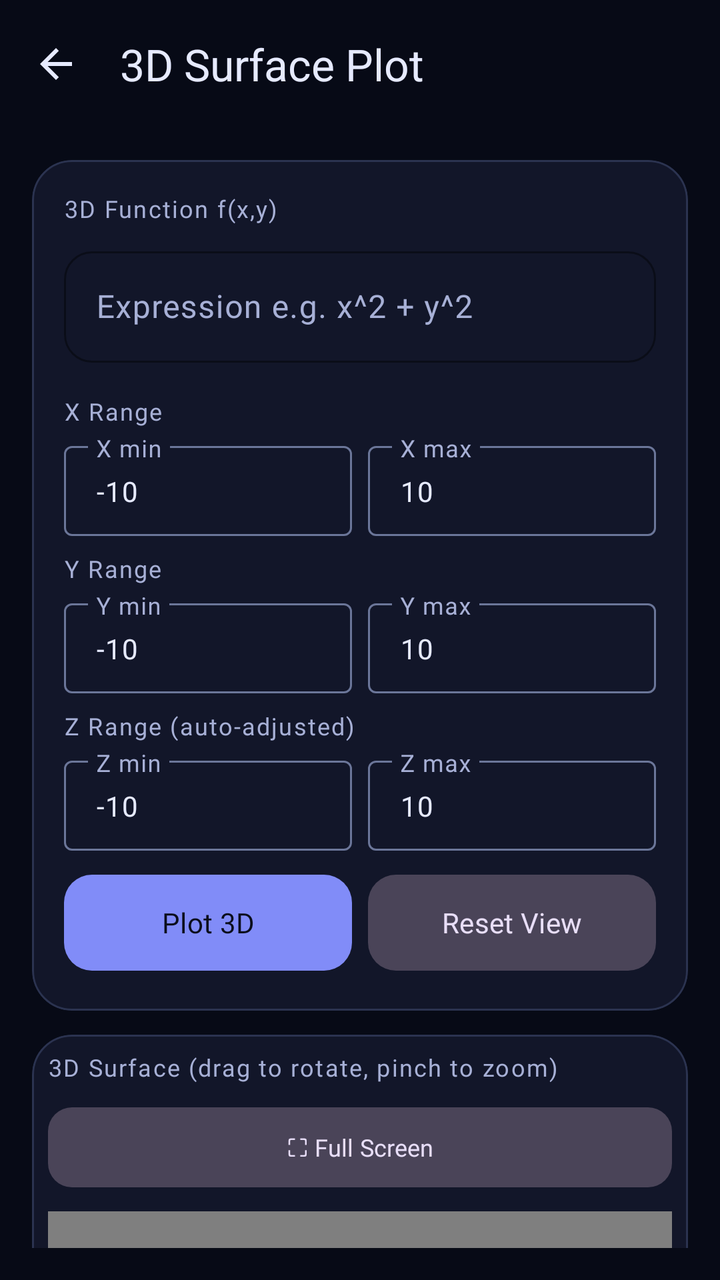
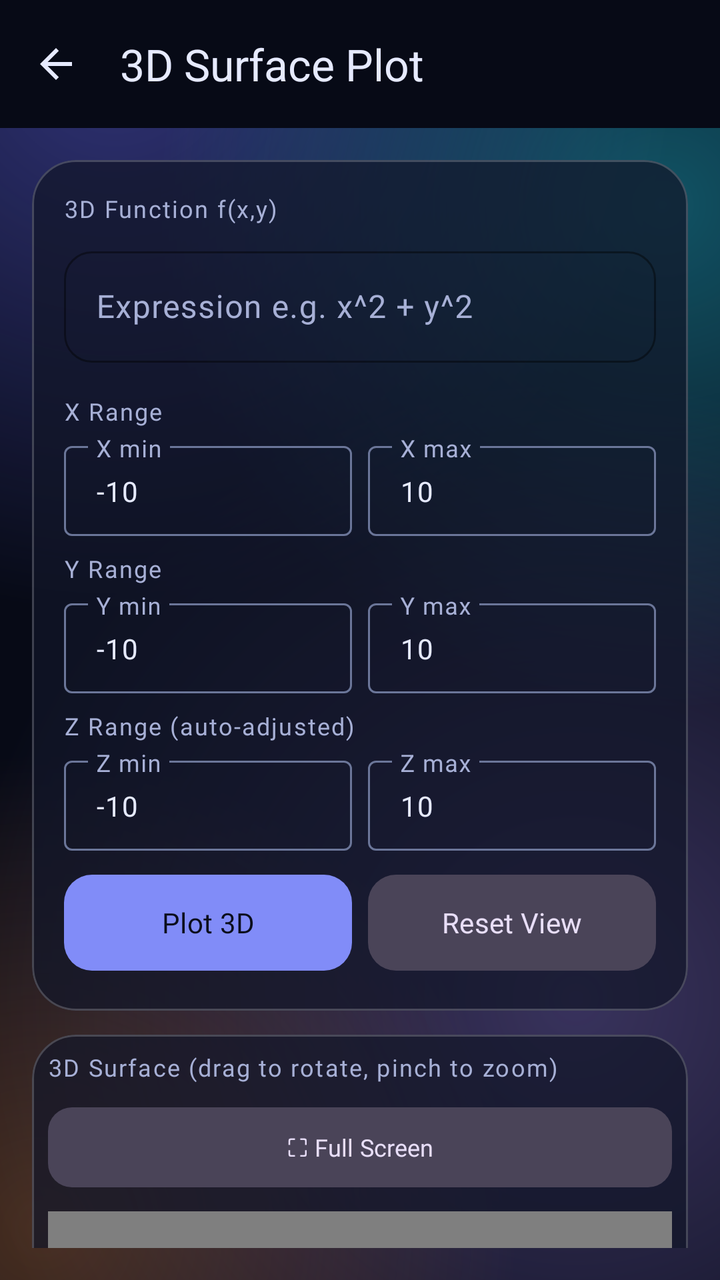

An Android layout rendered at two revisions. The XML below is the earlier revision; the diff shows what the commit changed to produce the second picture.
<!-- AndroidManifest.xml: application theme Theme.SuperCalc -->
<!-- res/layout/activity_plot_3d.xml -->
<?xml version="1.0" encoding="utf-8"?>
<androidx.coordinatorlayout.widget.CoordinatorLayout
    xmlns:android="http://schemas.android.com/apk/res/android"
    xmlns:app="http://schemas.android.com/apk/res-auto"
    android:layout_width="match_parent"
    android:layout_height="match_parent"
    android:background="@color/sc_void"
    android:fitsSystemWindows="true">

    <com.google.android.material.appbar.AppBarLayout
        android:layout_width="match_parent"
        android:layout_height="wrap_content"
        android:background="@color/sc_void">

        <com.google.android.material.appbar.MaterialToolbar
            android:id="@+id/toolbar"
            android:layout_width="match_parent"
            android:layout_height="?attr/actionBarSize"
            app:navigationIcon="@drawable/ic_back"
            app:title="3D Surface Plot"
            app:titleTextColor="@color/m3_on_surface" />

    </com.google.android.material.appbar.AppBarLayout>

    <androidx.core.widget.NestedScrollView
        android:layout_width="match_parent"
        android:layout_height="match_parent"
        android:paddingStart="16dp"
        android:paddingEnd="16dp"
        android:paddingTop="16dp"
        android:paddingBottom="16dp"
        app:layout_behavior="@string/appbar_scrolling_view_behavior">

        <LinearLayout
            android:layout_width="match_parent"
            android:layout_height="wrap_content"
            android:orientation="vertical">

            <com.google.android.material.card.MaterialCardView
                style="@style/Widget.SuperCalc.Card"
                android:layout_width="match_parent"
                android:layout_height="wrap_content"
                android:layout_marginBottom="12dp">

                <LinearLayout
                    android:layout_width="match_parent"
                    android:layout_height="wrap_content"
                    android:orientation="vertical"
                    android:padding="16dp">

                    <TextView
                        android:text="@string/plot_3d_title"
                        android:textSize="12sp"
                        android:textColor="@color/m3_on_surface_variant"
                        android:fontFamily="@font/outfit_regular"
                        android:letterSpacing="0.06"
                        android:layout_marginBottom="8dp"
                        android:layout_width="wrap_content"
                        android:layout_height="wrap_content" />

                    <com.google.android.material.textfield.TextInputLayout
                        style="@style/Widget.SuperCalc.TextInput"
                        android:layout_width="match_parent"
                        android:layout_height="wrap_content"
                        android:hint="@string/hint_expr_3d"
                        app:hintTextColor="@color/m3_outline"
                        android:layout_marginBottom="8dp">

                        <com.google.android.material.textfield.TextInputEditText
                            android:id="@+id/expr_3d_input"
                            android:layout_width="match_parent"
                            android:layout_height="wrap_content"
                            android:textColor="@color/m3_on_surface"
                            android:textSize="16sp"
                            android:fontFamily="@font/jetbrains_mono"
                            android:singleLine="true"
                            android:inputType="text" />

                    </com.google.android.material.textfield.TextInputLayout>

                    <TextView
                        android:text="@string/x_range"
                        android:textSize="12sp"
                        android:textColor="@color/m3_on_surface_variant"
                        android:fontFamily="@font/outfit_regular"
                        android:letterSpacing="0.06"
                        android:layout_marginTop="8dp"
                        android:layout_marginBottom="4dp"
                        android:layout_width="wrap_content"
                        android:layout_height="wrap_content" />

                    <LinearLayout
                        android:layout_width="match_parent"
                        android:layout_height="wrap_content"
                        android:orientation="horizontal"
                        android:layout_marginBottom="4dp">

                        <com.google.android.material.textfield.TextInputLayout
                            android:layout_width="0dp"
                            android:layout_weight="1"
                            android:layout_height="wrap_content"
                            android:hint="@string/hint_x_min"
                            style="@style/Widget.Material3.TextInputLayout.OutlinedBox.Dense"
                            app:hintTextColor="@color/m3_outline"
                            android:layout_marginEnd="4dp">

                            <com.google.android.material.textfield.TextInputEditText
                                android:id="@+id/x_min_3d_input"
                                android:layout_width="match_parent"
                                android:layout_height="wrap_content"
                                android:text="-10"
                                android:fontFamily="@font/jetbrains_mono"
                                android:textSize="14sp"
                                android:textColor="@color/m3_on_surface"
                                android:singleLine="true"
                                android:inputType="numberDecimal|numberSigned" />

                        </com.google.android.material.textfield.TextInputLayout>

                        <com.google.android.material.textfield.TextInputLayout
                            android:layout_width="0dp"
                            android:layout_weight="1"
                            android:layout_height="wrap_content"
                            android:hint="@string/hint_x_max"
                            style="@style/Widget.Material3.TextInputLayout.OutlinedBox.Dense"
                            app:hintTextColor="@color/m3_outline"
                            android:layout_marginStart="4dp">

                            <com.google.android.material.textfield.TextInputEditText
                                android:id="@+id/x_max_3d_input"
                                android:layout_width="match_parent"
                                android:layout_height="wrap_content"
                                android:text="10"
                                android:fontFamily="@font/jetbrains_mono"
                                android:textSize="14sp"
                                android:textColor="@color/m3_on_surface"
                                android:singleLine="true"
                                android:inputType="numberDecimal|numberSigned" />

                        </com.google.android.material.textfield.TextInputLayout>

                    </LinearLayout>

                    <TextView
                        android:text="@string/y_range"
                        android:textSize="12sp"
                        android:textColor="@color/m3_on_surface_variant"
                        android:fontFamily="@font/outfit_regular"
                        android:letterSpacing="0.06"
                        android:layout_marginTop="4dp"
                        android:layout_marginBottom="4dp"
                        android:layout_width="wrap_content"
                        android:layout_height="wrap_content" />

                    <LinearLayout
                        android:layout_width="match_parent"
                        android:layout_height="wrap_content"
                        android:orientation="horizontal"
                        android:layout_marginBottom="4dp">

                        <com.google.android.material.textfield.TextInputLayout
                            android:layout_width="0dp"
                            android:layout_weight="1"
                            android:layout_height="wrap_content"
                            android:hint="@string/hint_y_min"
                            style="@style/Widget.Material3.TextInputLayout.OutlinedBox.Dense"
                            app:hintTextColor="@color/m3_outline"
                            android:layout_marginEnd="4dp">

                            <com.google.android.material.textfield.TextInputEditText
                                android:id="@+id/y_min_3d_input"
                                android:layout_width="match_parent"
                                android:layout_height="wrap_content"
                                android:text="-10"
                                android:fontFamily="@font/jetbrains_mono"
                                android:textSize="14sp"
                                android:textColor="@color/m3_on_surface"
                                android:singleLine="true"
                                android:inputType="numberDecimal|numberSigned" />

                        </com.google.android.material.textfield.TextInputLayout>

                        <com.google.android.material.textfield.TextInputLayout
                            android:layout_width="0dp"
                            android:layout_weight="1"
                            android:layout_height="wrap_content"
                            android:hint="@string/hint_y_max"
                            style="@style/Widget.Material3.TextInputLayout.OutlinedBox.Dense"
                            app:hintTextColor="@color/m3_outline"
                            android:layout_marginStart="4dp">

                            <com.google.android.material.textfield.TextInputEditText
                                android:id="@+id/y_max_3d_input"
                                android:layout_width="match_parent"
                                android:layout_height="wrap_content"
                                android:text="10"
                                android:fontFamily="@font/jetbrains_mono"
                                android:textSize="14sp"
                                android:textColor="@color/m3_on_surface"
                                android:singleLine="true"
                                android:inputType="numberDecimal|numberSigned" />

                        </com.google.android.material.textfield.TextInputLayout>

                    </LinearLayout>

                    <TextView
                        android:text="@string/z_range"
                        android:textSize="12sp"
                        android:textColor="@color/m3_on_surface_variant"
                        android:fontFamily="@font/outfit_regular"
                        android:letterSpacing="0.06"
                        android:layout_marginTop="4dp"
                        android:layout_marginBottom="4dp"
                        android:layout_width="wrap_content"
                        android:layout_height="wrap_content" />

                    <LinearLayout
                        android:layout_width="match_parent"
                        android:layout_height="wrap_content"
                        android:orientation="horizontal"
                        android:layout_marginBottom="8dp">

                        <com.google.android.material.textfield.TextInputLayout
                            android:layout_width="0dp"
                            android:layout_weight="1"
                            android:layout_height="wrap_content"
                            android:hint="@string/hint_z_min"
                            style="@style/Widget.Material3.TextInputLayout.OutlinedBox.Dense"
                            app:hintTextColor="@color/m3_outline"
                            android:layout_marginEnd="4dp">

                            <com.google.android.material.textfield.TextInputEditText
                                android:id="@+id/z_min_3d_input"
                                android:layout_width="match_parent"
                                android:layout_height="wrap_content"
                                android:text="-10"
                                android:fontFamily="@font/jetbrains_mono"
                                android:textSize="14sp"
                                android:textColor="@color/m3_on_surface"
                                android:singleLine="true"
                                android:inputType="numberDecimal|numberSigned" />

                        </com.google.android.material.textfield.TextInputLayout>

                        <com.google.android.material.textfield.TextInputLayout
                            android:layout_width="0dp"
                            android:layout_weight="1"
                            android:layout_height="wrap_content"
                            android:hint="@string/hint_z_max"
                            style="@style/Widget.Material3.TextInputLayout.OutlinedBox.Dense"
                            app:hintTextColor="@color/m3_outline"
                            android:layout_marginStart="4dp">

                            <com.google.android.material.textfield.TextInputEditText
                                android:id="@+id/z_max_3d_input"
                                android:layout_width="match_parent"
                                android:layout_height="wrap_content"
                                android:text="10"
                                android:fontFamily="@font/jetbrains_mono"
                                android:textSize="14sp"
                                android:textColor="@color/m3_on_surface"
                                android:singleLine="true"
                                android:inputType="numberDecimal|numberSigned" />

                        </com.google.android.material.textfield.TextInputLayout>

                    </LinearLayout>

                    <LinearLayout
                        android:layout_width="match_parent"
                        android:layout_height="wrap_content"
                        android:orientation="horizontal">

                        <com.google.android.material.button.MaterialButton
                            android:id="@+id/btn_plot_3d"
                            style="@style/Widget.Material3.Button"
                            android:layout_width="0dp"
                            android:layout_weight="1"
                            android:layout_height="56dp"
                            android:text="@string/plot_3d_btn"
                            android:fontFamily="@font/jetbrains_mono"
                            android:textSize="14sp"
                            app:cornerRadius="14dp"
                            android:layout_marginEnd="4dp" />

                        <com.google.android.material.button.MaterialButton
                            android:id="@+id/btn_reset_3d_view"
                            style="@style/Widget.Material3.Button.TonalButton"
                            android:layout_width="0dp"
                            android:layout_weight="1"
                            android:layout_height="56dp"
                            android:text="@string/reset_view"
                            android:fontFamily="@font/jetbrains_mono"
                            android:textSize="14sp"
                            app:cornerRadius="14dp"
                            android:layout_marginStart="4dp" />

                    </LinearLayout>

                </LinearLayout>

            </com.google.android.material.card.MaterialCardView>

            <com.google.android.material.card.MaterialCardView
                style="@style/Widget.SuperCalc.Card"
                android:layout_width="match_parent"
                android:layout_height="400dp"
                android:layout_marginBottom="12dp">

                <LinearLayout
                    android:layout_width="match_parent"
                    android:layout_height="match_parent"
                    android:orientation="vertical"
                    android:padding="8dp">

                    <TextView
                        android:text="@string/plot_3d_surface_hint"
                        android:textSize="12sp"
                        android:textColor="@color/m3_on_surface_variant"
                        android:fontFamily="@font/outfit_regular"
                        android:letterSpacing="0.06"
                        android:layout_marginBottom="8dp"
                        android:layout_width="wrap_content"
                        android:layout_height="wrap_content" />

                    <LinearLayout
                        android:layout_width="match_parent"
                        android:layout_height="wrap_content"
                        android:orientation="horizontal"
                        android:layout_marginBottom="8dp">

                        <com.google.android.material.button.MaterialButton
                            android:id="@+id/btn_full_screen_3d"
                            style="@style/Widget.Material3.Button.TonalButton"
                            android:layout_width="0dp"
                            android:layout_weight="1"
                            android:layout_height="48dp"
                            android:text="@string/full_screen_3d"
                            android:fontFamily="@font/jetbrains_mono"
                            android:textSize="12sp"
                            app:cornerRadius="12dp" />

                    </LinearLayout>

                    <com.supercalc.Surface3DView
                        android:id="@+id/surface_3d_view"
                        android:layout_width="match_parent"
                        android:layout_height="match_parent" />

                </LinearLayout>

            </com.google.android.material.card.MaterialCardView>

            <com.google.android.material.button.MaterialButton
                android:id="@+id/btn_back_3d"
                style="@style/Widget.Material3.Button.OutlinedButton"
                android:layout_width="match_parent"
                android:layout_height="56dp"
                android:text="@string/back_to_calc"
                android:fontFamily="@font/jetbrains_mono"
                android:textSize="14sp"
                app:cornerRadius="14dp"
                android:layout_marginBottom="24dp" />

        </LinearLayout>

    </androidx.core.widget.NestedScrollView>

</androidx.coordinatorlayout.widget.CoordinatorLayout>
<!-- resources referenced by this layout -->
<resources>
  <color name="m3_on_surface">#FFE6EAFF</color>
  <color name="m3_on_surface_variant">#FFA7B0D6</color>
  <color name="m3_outline">#FF6B7699</color>
  <color name="sc_void">#FF070A16</color>
  <string name="back_to_calc">Back to Calculator</string>
  <string name="full_screen_3d">⛶ Full Screen</string>
  <string name="hint_expr_3d">Expression e.g. x^2 + y^2</string>
  <string name="hint_x_max">X max</string>
  <string name="hint_x_min">X min</string>
  <string name="hint_y_max">Y max</string>
  <string name="hint_y_min">Y min</string>
  <string name="hint_z_max">Z max</string>
  <string name="hint_z_min">Z min</string>
  <string name="plot_3d_btn">Plot 3D</string>
  <string name="plot_3d_surface_hint">3D Surface (drag to rotate, pinch to zoom)</string>
  <string name="plot_3d_title">3D Function f(x,y)</string>
  <string name="reset_view">Reset View</string>
  <string name="x_range">X Range</string>
  <string name="y_range">Y Range</string>
  <string name="z_range">Z Range (auto-adjusted)</string>
  <style name="Widget.SuperCalc.Card" parent="Widget.Material3.CardView.Elevated">
          <item name="cardBackgroundColor">@color/void_elevated</item>
          <item name="strokeColor">@color/m3_outline_variant</item>
          <item name="strokeWidth">1dp</item>
          <item name="cardCornerRadius">20dp</item>
          <item name="cardElevation">0dp</item>
      </style>
  <color name="void_elevated">#FF121629</color>
  <color name="m3_outline_variant">#FF2B3350</color>
  <color name="spectral_evaluate">#FF34D399</color>
  <color name="m3_primary">#FF818CF8</color>
  <color name="m3_on_primary">#FF0B0E1C</color>
  <color name="m3_primary_container">#FF312E81</color>
  <color name="m3_on_primary_container">#FFC7D2FE</color>
  <color name="m3_surface">#FF0B0E1C</color>
  <color name="m3_surface_variant">#FF1C2340</color>
  <!-- unchanged entries left out for length: 3 -->
</resources>

<!-- the commit's change to res/layout/activity_plot_3d.xml (unified diff, before → after) -->
@@ -4,7 +4,7 @@
     xmlns:app="http://schemas.android.com/apk/res-auto"
     android:layout_width="match_parent"
     android:layout_height="match_parent"
-    android:background="@color/sc_void"
+    android:background="@drawable/bg_aurora"
     android:fitsSystemWindows="true">
 
     <com.google.android.material.appbar.AppBarLayout
<!-- resource entries referenced after the edit -->
@@ -4,6 +4,68 @@
   <color name="m3_on_surface_variant">#FFA7B0D6</color>
   <color name="m3_outline">#FF6B7699</color>
   <color name="sc_void">#FF070A16</color>
+  <!-- drawable bg_aurora (drawable) -->
+  <?xml version="1.0" encoding="utf-8"?>
+  <layer-list xmlns:android="http://schemas.android.com/apk/res/android">
+  
+      <item>
+          <shape android:shape="rectangle">
+              <solid android:color="@color/sc_void" />
+          </shape>
+      </item>
+  
+      
+      <item>
+          <shape android:shape="rectangle">
+              <gradient
+                  android:type="radial"
+                  android:centerX="0.16"
+                  android:centerY="0.04"
+                  android:gradientRadius="78%p"
+                  android:startColor="#6E6366F1"
+                  android:endColor="#006366F1" />
+          </shape>
+      </item>
+  
+      
+      <item>
+          <shape android:shape="rectangle">
+              <gradient
+                  android:type="radial"
+                  android:centerX="0.92"
+                  android:centerY="0.16"
+                  android:gradientRadius="70%p"
+                  android:startColor="#5C22D3EE"
+                  android:endColor="#0022D3EE" />
+          </shape>
+      </item>
+  
+      
+      <item>
+          <shape android:shape="rectangle">
+              <gradient
+                  android:type="radial"
+                  android:centerX="0.80"
+                  android:centerY="0.78"
+                  android:gradientRadius="86%p"
+                  android:startColor="#4FA78BFA"
+                  android:endColor="#00A78BFA" />
+          </shape>
+      </item>
+  
+      
+      <item>
+          <shape android:shape="rectangle">
+              <gradient
+                  android:type="radial"
+                  android:centerX="0.06"
+                  android:centerY="0.96"
+                  android:gradientRadius="66%p"
+                  android:startColor="#42FB923C"
+                  android:endColor="#00FB923C" />
+          </shape>
+      </item>
+  </layer-list>
   <string name="back_to_calc">Back to Calculator</string>
   <string name="full_screen_3d">⛶ Full Screen</string>
   <string name="hint_expr_3d">Expression e.g. x^2 + y^2</string>
@@ -21,13 +83,14 @@
   <string name="y_range">Y Range</string>
   <string name="z_range">Z Range (auto-adjusted)</string>
   <style name="Widget.SuperCalc.Card" parent="Widget.Material3.CardView.Elevated">
-          <item name="cardBackgroundColor">@color/void_elevated</item>
-          <item name="strokeColor">@color/m3_outline_variant</item>
+          <item name="cardBackgroundColor">@color/glass_fill</item>
+          <item name="strokeColor">@color/glass_stroke</item>
           <item name="strokeWidth">1dp</item>
-          <item name="cardCornerRadius">20dp</item>
+          <item name="cardCornerRadius">22dp</item>
           <item name="cardElevation">0dp</item>
       </style>
-  <color name="void_elevated">#FF121629</color>
+  <color name="glass_fill">#B3121629</color>
+  <color name="glass_stroke">#33FFFFFF</color>
   <color name="m3_outline_variant">#FF2B3350</color>
   <color name="spectral_evaluate">#FF34D399</color>
   <color name="m3_primary">#FF818CF8</color>
